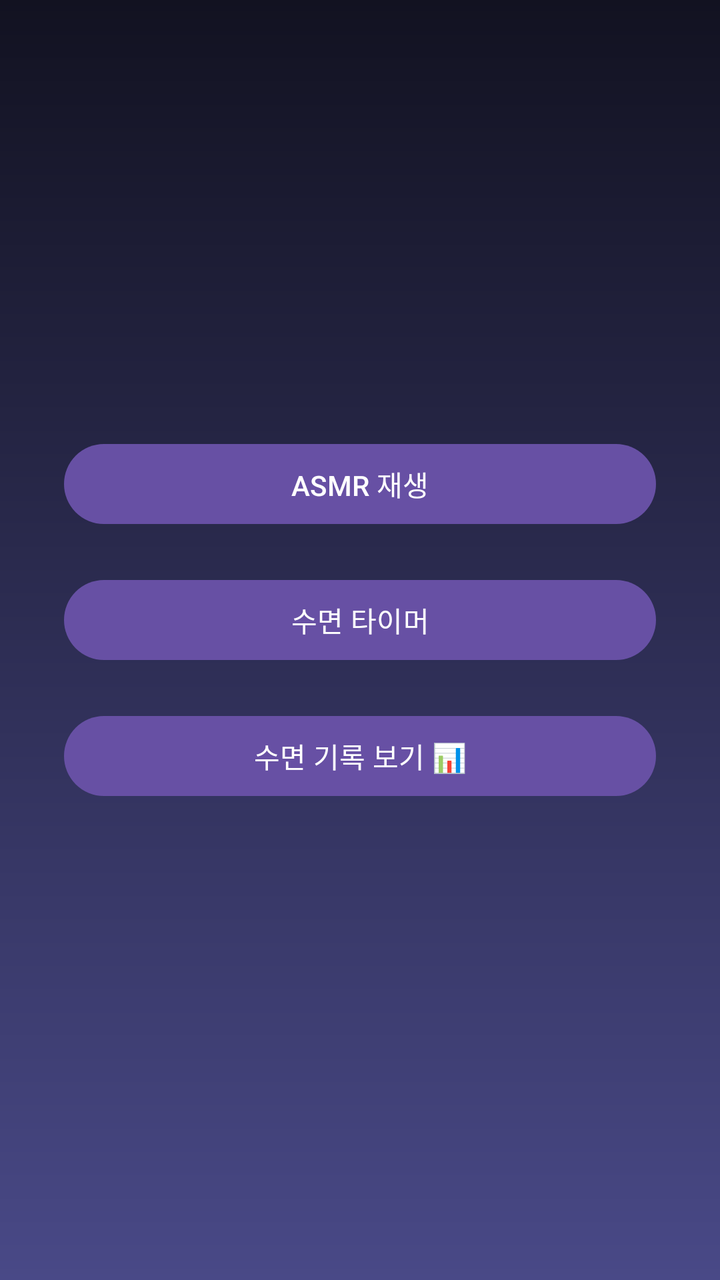
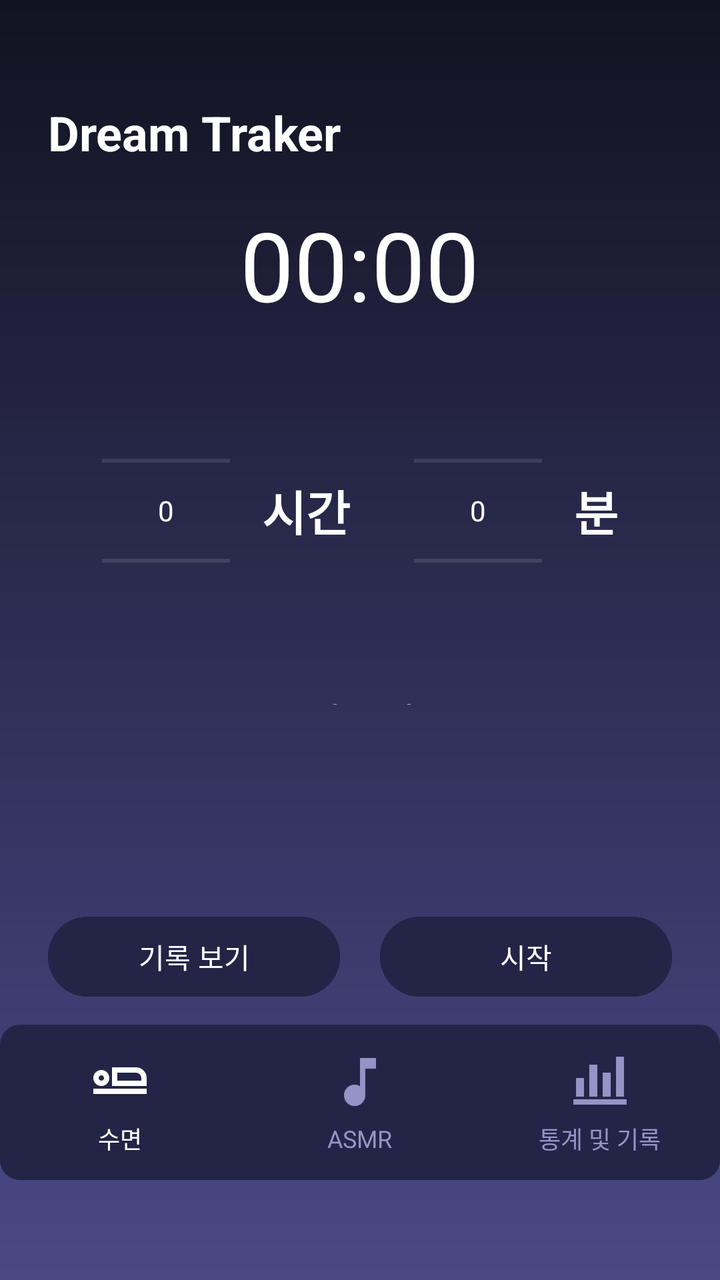

Two renders of the same Android screen: before a commit and after it. Below are the layout's source before the change and the commit's diff.
<!-- AndroidManifest.xml: application theme Theme.DreamTraker -->
<!-- res/layout/activity_main.xml -->
<?xml version="1.0" encoding="utf-8"?>
<LinearLayout xmlns:android="http://schemas.android.com/apk/res/android"
    android:orientation="vertical"
    android:gravity="center"
    android:padding="32dp"
    android:background="@drawable/background_gradient"
    android:layout_width="match_parent"
    android:layout_height="match_parent">

    <Button
        android:id="@+id/btnMusic"
        android:text="ASMR 재생"
        android:layout_width="match_parent"
        android:layout_height="wrap_content"
        android:layout_marginBottom="20dp" />

    <Button
        android:id="@+id/btnTimer"
        android:text="수면 타이머"
        android:layout_width="match_parent"
        android:layout_height="wrap_content"
        android:layout_marginBottom="20dp" />


    <Button
        android:id="@+id/btn_go_stats"
        android:layout_width="match_parent"
        android:layout_height="wrap_content"
        android:layout_marginBottom="20dp"
        android:text="수면 기록 보기 📊" />


</LinearLayout>
<!-- resources referenced by this layout -->
<resources>
  <!-- drawable background_gradient (drawable) -->
  <?xml version="1.0" encoding="utf-8"?>
  <shape xmlns:android="http://schemas.android.com/apk/res/android"
      android:shape="rectangle">
  
      <gradient
          android:angle="270"
          android:startColor="#121221"
          android:endColor="#494987"
          android:type="linear" />
  
  </shape>
  <style name="Theme.DreamTraker" parent="Base.Theme.DreamTraker" />
  <style name="Base.Theme.DreamTraker" parent="Theme.Material3.DayNight.NoActionBar">
          
          
      </style>
</resources>

<!-- the commit's change to res/layout/activity_main.xml (unified diff, before → after) -->
@@ -1,33 +1,220 @@
 <?xml version="1.0" encoding="utf-8"?>
-<LinearLayout xmlns:android="http://schemas.android.com/apk/res/android"
-    android:orientation="vertical"
-    android:gravity="center"
-    android:padding="32dp"
+<RelativeLayout xmlns:android="http://schemas.android.com/apk/res/android"
+    xmlns:app="http://schemas.android.com/apk/res-auto"
+    android:layout_width="match_parent"
+    android:layout_height="match_parent"
     android:background="@drawable/background_gradient"
-    android:layout_width="match_parent"
-    android:layout_height="match_parent">
-
-    <Button
-        android:id="@+id/btnMusic"
-        android:text="ASMR 재생"
+    android:padding="0dp">
+
+    <TextView
+        android:id="@+id/tvAppTitle"
+        android:layout_width="wrap_content"
+        android:layout_height="wrap_content"
+        android:text="Dream Traker"
+        android:textColor="#FFFFFF"
+        android:textSize="24sp"
+        android:textStyle="bold"
+        android:layout_marginStart="24dp"
+        android:layout_marginTop="50dp"/>
+
+    <LinearLayout
+        android:id="@+id/top_content_layout"
         android:layout_width="match_parent"
         android:layout_height="wrap_content"
-        android:layout_marginBottom="20dp" />
-
-    <Button
-        android:id="@+id/btnTimer"
-        android:text="수면 타이머"
+        android:layout_above="@+id/button_layout"
+        android:layout_marginBottom="102dp"
+        android:gravity="center_horizontal"
+        android:orientation="vertical"
+        android:paddingStart="24dp"
+        android:paddingTop="24dp"
+        android:paddingEnd="24dp">
+
+        <TextView
+            android:id="@+id/tvTimer"
+            android:layout_width="wrap_content"
+            android:layout_height="wrap_content"
+            android:layout_marginTop="76sp"
+            android:text="00:00"
+            android:textColor="#FFFFFF"
+            android:textSize="48sp" />
+
+        <LinearLayout
+            android:layout_width="wrap_content"
+            android:layout_height="wrap_content"
+            android:layout_marginTop="16dp"
+            android:gravity="center"
+            android:orientation="horizontal">
+
+            <NumberPicker
+                android:id="@+id/npHour"
+                android:layout_width="wrap_content"
+                android:layout_height="150dp"
+                android:layout_marginEnd="16dp"
+                android:theme="@style/NumberPickerStyle" />
+
+            <TextView
+                android:layout_width="wrap_content"
+                android:layout_height="wrap_content"
+                android:layout_marginEnd="16dp"
+                android:text="시간"
+                android:textColor="#FFFFFF"
+                android:textSize="24sp"
+                android:textStyle="bold" />
+
+            <NumberPicker
+                android:id="@+id/npMinute"
+                android:layout_width="wrap_content"
+                android:layout_height="150dp"
+                android:layout_marginStart="16dp"
+                android:theme="@style/NumberPickerStyle" />
+
+            <TextView
+                android:layout_width="wrap_content"
+                android:layout_height="wrap_content"
+                android:layout_marginStart="16dp"
+                android:text="분"
+                android:textColor="#FFFFFF"
+                android:textSize="24sp"
+                android:textStyle="bold" />
+
+        </LinearLayout>
+
+        <TextView
+            android:id="@+id/tvSleepDuration"
+            android:layout_width="wrap_content"
+            android:layout_height="wrap_content"
+            android:layout_marginTop="16dp"
+            android:text="수면 시간: -"
+            android:textColor="#FFFFFF"
+            android:textSize="18sp" />
+
+        <Spinner
+            android:id="@+id/spinnerSound"
+            android:layout_width="wrap_content"
+            android:layout_height="50sp"
+            android:layout_marginTop="20sp"
+            android:backgroundTint="#AAAAAA" />
+
+    </LinearLayout>
+
+    <LinearLayout
+        android:id="@+id/button_layout"
         android:layout_width="match_parent"
         android:layout_height="wrap_content"
-        android:layout_marginBottom="20dp" />
-
-
-    <Button
-        android:id="@+id/btn_go_stats"
+        android:orientation="horizontal"
+        android:gravity="center"
+        android:layout_above="@id/bottom_navigation_bar"
+        android:layout_marginBottom="10dp"
+        android:paddingStart="24dp"
+        android:paddingEnd="24dp">
+
+        <Button
+            android:id="@+id/btnViewHistory"
+            android:layout_width="150dp"
+            android:layout_height="wrap_content"
+            android:layout_weight="1"
+            android:text="기록 보기"
+            android:backgroundTint="#242447"
+            android:textColor="#FFFFFF"
+            android:layout_marginEnd="10dp" />
+
+        <Button
+            android:id="@+id/btnStart"
+            android:layout_width="150dp"
+            android:layout_height="wrap_content"
+            android:layout_weight="1"
+            android:text="시작"
+            android:backgroundTint="#242447"
+            android:textColor="#FFFFFF"
+            android:layout_marginStart="10dp" />
+
+    </LinearLayout>
+
+    <LinearLayout
+        android:id="@+id/bottom_navigation_bar"
         android:layout_width="match_parent"
         android:layout_height="wrap_content"
-        android:layout_marginBottom="20dp"
-        android:text="수면 기록 보기 📊" />
-
-
-</LinearLayout>
+        android:orientation="horizontal"
+        android:gravity="center"
+        android:layout_marginBottom="50sp"
+        android:layout_alignParentBottom="true"
+        android:background="@drawable/bottom_nav_background"
+        android:paddingTop="12dp"
+        android:paddingBottom="12dp">
+
+        <LinearLayout
+            android:layout_width="0dp"
+            android:layout_height="wrap_content"
+            android:layout_weight="1"
+            android:orientation="vertical"
+            android:gravity="center"
+            android:layout_marginStart="8dp"
+            android:id="@+id/navSleep"
+            android:layout_marginEnd="8dp">
+
+            <ImageView
+                android:layout_width="32dp"
+                android:layout_height="32dp"
+                android:src="@drawable/sleep"
+                android:contentDescription="수면"
+                app:tint="#FFFFFF" />
+            <TextView
+                android:layout_width="wrap_content"
+                android:layout_height="wrap_content"
+                android:text="수면"
+                android:textColor="#FFFFFF"
+                android:textSize="12sp"
+                android:layout_marginTop="4dp" />
+        </LinearLayout>
+
+        <LinearLayout
+            android:layout_width="0dp"
+            android:layout_height="wrap_content"
+            android:layout_weight="1"
+            android:orientation="vertical"
+            android:gravity="center"
+            android:layout_marginStart="8dp"
+            android:id="@+id/navAsmr"
+            android:layout_marginEnd="8dp">
+            <ImageView
+                android:layout_width="32dp"
+                android:layout_height="32dp"
+                android:src="@drawable/music"
+                android:contentDescription="ASMR"
+                app:tint="#9494C7" />
+            <TextView
+                android:layout_width="wrap_content"
+                android:layout_height="wrap_content"
+                android:text="ASMR"
+                android:textColor="#9494C7"
+                android:textSize="12sp"
+                android:layout_marginTop="4dp" />
+        </LinearLayout>
+
+        <LinearLayout
+            android:layout_width="0dp"
+            android:layout_height="wrap_content"
+            android:layout_weight="1"
+            android:orientation="vertical"
+            android:gravity="center"
+            android:layout_marginStart="8dp"
+            android:id="@+id/navChart"
+            android:layout_marginEnd="8dp">
+            <ImageView
+                android:layout_width="32dp"
+                android:layout_height="32dp"
+                android:src="@drawable/chart"
+                app:tint="#9494C7"
+                android:contentDescription="통계 및 기록" />
+            <TextView
+                android:layout_width="wrap_content"
+                android:layout_height="wrap_content"
+                android:text="통계 및 기록"
+                android:textColor="#9494C7"
+                android:textSize="12sp"
+                android:layout_marginTop="4dp" />
+        </LinearLayout>
+
+    </LinearLayout>
+
+</RelativeLayout>
<!-- resource entries referenced after the edit -->
@@ -12,6 +12,37 @@
           android:type="linear" />
   
   </shape>
+  <!-- drawable bottom_nav_background (drawable) -->
+  <?xml version="1.0" encoding="utf-8"?>
+  <shape xmlns:android="http://schemas.android.com/apk/res/android"
+      android:shape="rectangle">
+      <solid android:color="#242447" />
+      <corners
+          android:topLeftRadius="10dp"  android:topRightRadius="10dp" android:bottomLeftRadius="10dp"
+          android:bottomRightRadius="10dp" />
+  </shape>
+  <!-- drawable chart (drawable) -->
+  <vector xmlns:android="http://schemas.android.com/apk/res/android" android:height="24dp" android:tint="#000000" android:viewportHeight="960" android:viewportWidth="960" android:width="24dp">
+        
+      <path android:fillColor="@android:color/white" android:pathData="M80,840L80,760L880,760L880,840L80,840ZM120,720L120,440L240,440L240,720L120,720ZM320,720L320,240L440,240L440,720L320,720ZM520,720L520,360L640,360L640,720L520,720ZM720,720L720,120L840,120L840,720L720,720Z"/>
+      
+  </vector>
+  <!-- drawable music (drawable) -->
+  <vector xmlns:android="http://schemas.android.com/apk/res/android" android:height="24dp" android:tint="#000000" android:viewportHeight="24" android:viewportWidth="24" android:width="24dp">
+        
+      <path android:fillColor="@android:color/white" android:pathData="M12,3v10.55c-0.59,-0.34 -1.27,-0.55 -2,-0.55 -2.21,0 -4,1.79 -4,4s1.79,4 4,4 4,-1.79 4,-4V7h4V3h-6z"/>
+      
+  </vector>
+  <!-- drawable sleep (drawable) -->
+  <vector xmlns:android="http://schemas.android.com/apk/res/android" android:height="24dp" android:tint="#000000" android:viewportHeight="960" android:viewportWidth="960" android:width="24dp">
+        
+      <path android:fillColor="@android:color/white" android:pathData="M360,560L360,280L720,280Q786,280 833,327Q880,374 880,440L880,560L360,560ZM440,360L440,360Q440,360 440,383.5Q440,407 440,440L440,480L440,480L440,360ZM80,680L80,600L880,600L880,680L80,680ZM200,560Q150,560 115,525Q80,490 80,440Q80,390 115,355Q150,320 200,320Q250,320 285,355Q320,390 320,440Q320,490 285,525Q250,560 200,560ZM200,480Q217,480 228.5,468.5Q240,457 240,440Q240,423 228.5,411.5Q217,400 200,400Q183,400 171.5,411.5Q160,423 160,440Q160,457 171.5,468.5Q183,480 200,480ZM440,480L800,480L800,440Q800,407 776.5,383.5Q753,360 720,360L440,360L440,480ZM200,440Q200,440 200,440Q200,440 200,440Q200,440 200,440Q200,440 200,440Q200,440 200,440Q200,440 200,440Q200,440 200,440Q200,440 200,440Z"/>
+      
+  </vector>
+  <style name="NumberPickerStyle">
+          <item name="android:textColorPrimary">#FFFFFF</item>
+          <item name="android:colorControlNormal">#22FFFFFF</item>
+      </style>
   <style name="Theme.DreamTraker" parent="Base.Theme.DreamTraker" />
   <style name="Base.Theme.DreamTraker" parent="Theme.Material3.DayNight.NoActionBar">
           
